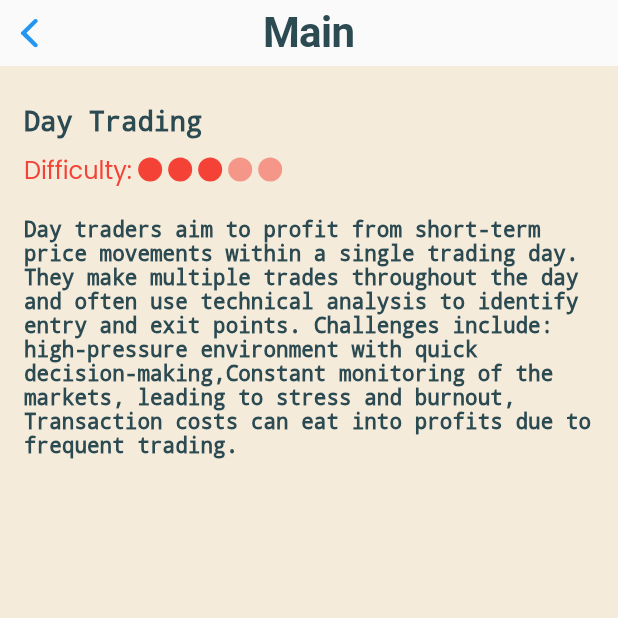
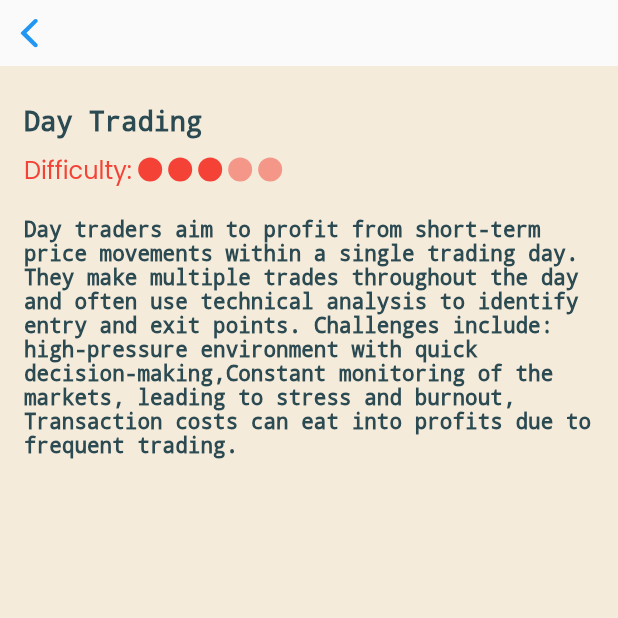
Before and after one commit to dadsparta/Test-Application, a Flutter app: the screen it shows after launch, scrolled down 576 dp, after a tap on "Read more", on a phone screen of 412 x 824 dp, the top half of it. Run offline on Flutter 3.47's test engine with Material 2 defaults, Android fonts, the phone set to English and light mode, and no system bars; our stand-ins replace firebase_core, firebase_remote_config, flutter_svg, getwidget, google_fonts; missing offline and left inert: flutter_inappwebview; accounts and stored records are empty; network calls fail.

Commit message:
small fix

```diff
--- a/testapplication/lib/pages/detail_pages/article_detail.dart
+++ b/testapplication/lib/pages/detail_pages/article_detail.dart
@@ -18,10 +18,9 @@ class ArticleDetailsPage extends StatelessWidget {
   @override
   Widget build(BuildContext context) {
     return CupertinoPageScaffold(
-      navigationBar: CupertinoNavigationBar(
+      navigationBar: const CupertinoNavigationBar(
         backgroundColor: secondColor,
-        border: const Border(bottom: BorderSide.none),
-        middle: NavBarText(text: 'Main'),
+        border: Border(bottom: BorderSide.none),
       ),
       child: SafeArea(
         child: Container(
```
